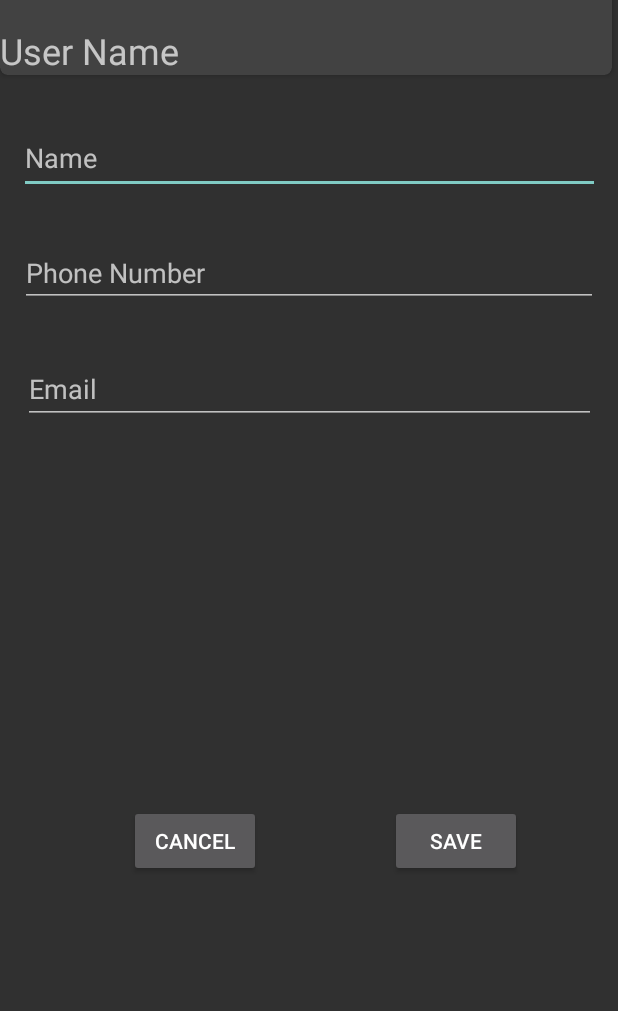
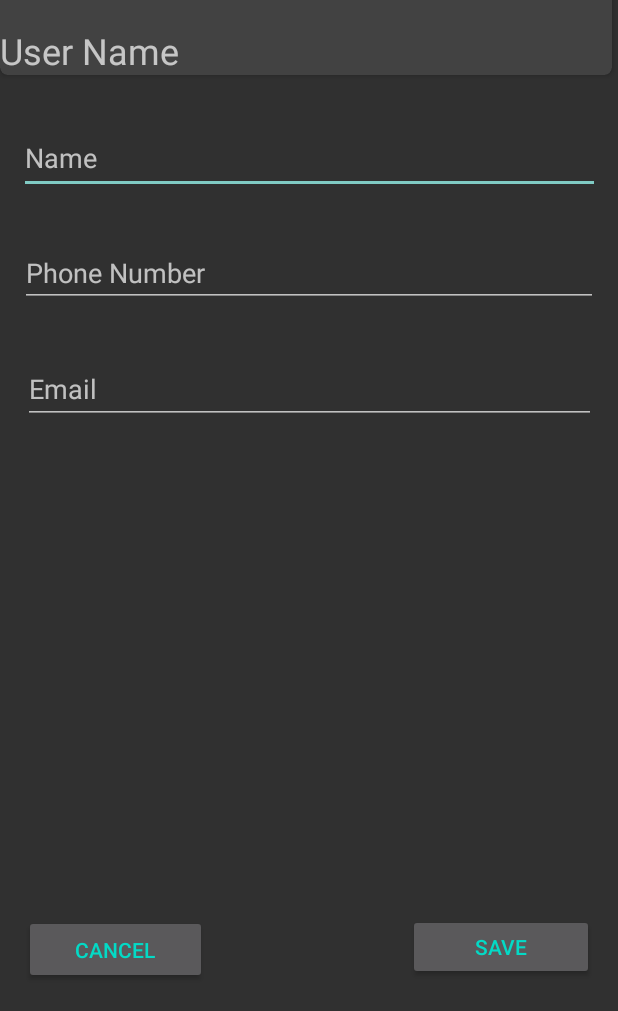
Before and after one commit to niculaec/privacy-contacts, an Android app: the screen it shows after launch (AddNewContact), on a phone screen of 412 x 824 dp, the part 225-1236 px from its top. Run offline under Robolectric (Android 15) with nearby library versions, the phone set to English and light mode, and no system bars; Roboto replaces fonts that are not available here.

Commit message:
Update newContact.xml

```diff
--- a/app/src/main/res/layout/activity_add_new_contact.xml
+++ b/app/src/main/res/layout/activity_add_new_contact.xml
@@ -75,25 +75,30 @@
         app:layout_constraintTop_toBottomOf="@+id/editTextPhone" />
 
     <Button
-        android:id="@+id/buttonCancel"
-        android:layout_width="wrap_content"
-        android:layout_height="wrap_content"
+        android:id="@+id/buttonDelete"
+        android:layout_width="122dp"
+        android:layout_height="46dp"
+        android:layout_marginStart="16dp"
         android:text="@android:string/cancel"
+        android:textColor="#03DAC6"
+        android:textColorHint="#4DB6AC"
         app:layout_constraintBottom_toBottomOf="parent"
-        app:layout_constraintEnd_toStartOf="@+id/buttonSave"
+        app:layout_constraintEnd_toStartOf="@+id/buttonEdit"
+        app:layout_constraintHorizontal_bias="0.0"
         app:layout_constraintStart_toStartOf="parent"
         app:layout_constraintTop_toBottomOf="@+id/editTextTextEmailAddress"
-        app:layout_constraintVertical_bias="0.74" />
+        app:layout_constraintVertical_bias="0.948" />
 
     <Button
-        android:id="@+id/buttonSave"
-        android:layout_width="wrap_content"
-        android:layout_height="wrap_content"
-        android:layout_marginEnd="64dp"
+        android:id="@+id/buttonEdit"
+        android:layout_width="124dp"
+        android:layout_height="44dp"
+        android:layout_marginEnd="16dp"
         android:text="Save"
+        android:textColor="#03DAC6"
         app:layout_constraintBottom_toBottomOf="parent"
         app:layout_constraintEnd_toEndOf="parent"
         app:layout_constraintTop_toBottomOf="@+id/editTextTextEmailAddress"
-        app:layout_constraintVertical_bias="0.74" />
+        app:layout_constraintVertical_bias="0.941" />
 
 </androidx.constraintlayout.widget.ConstraintLayout>
```
